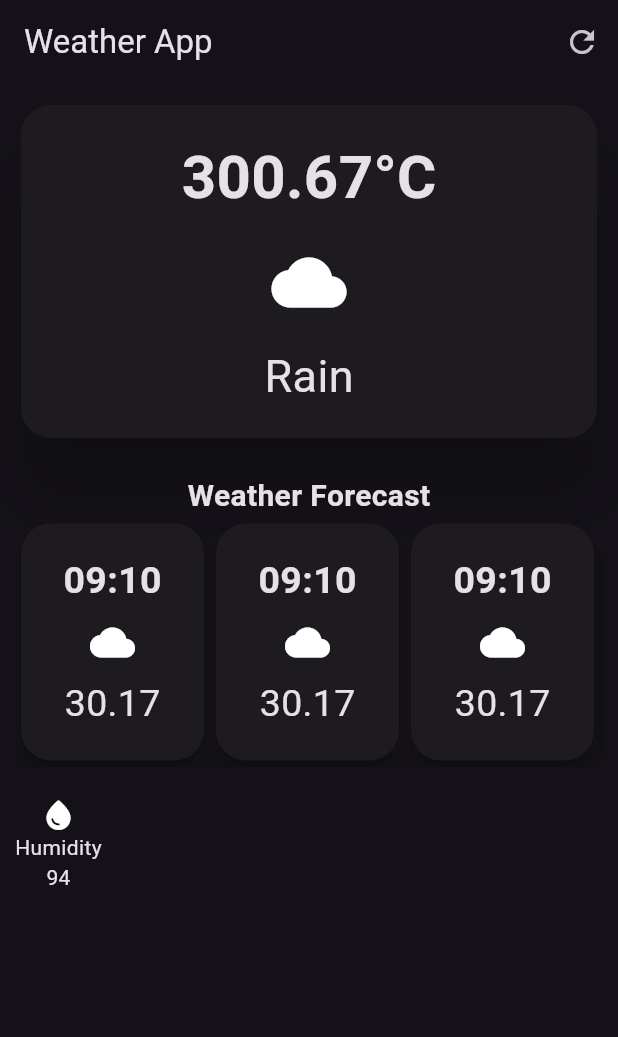
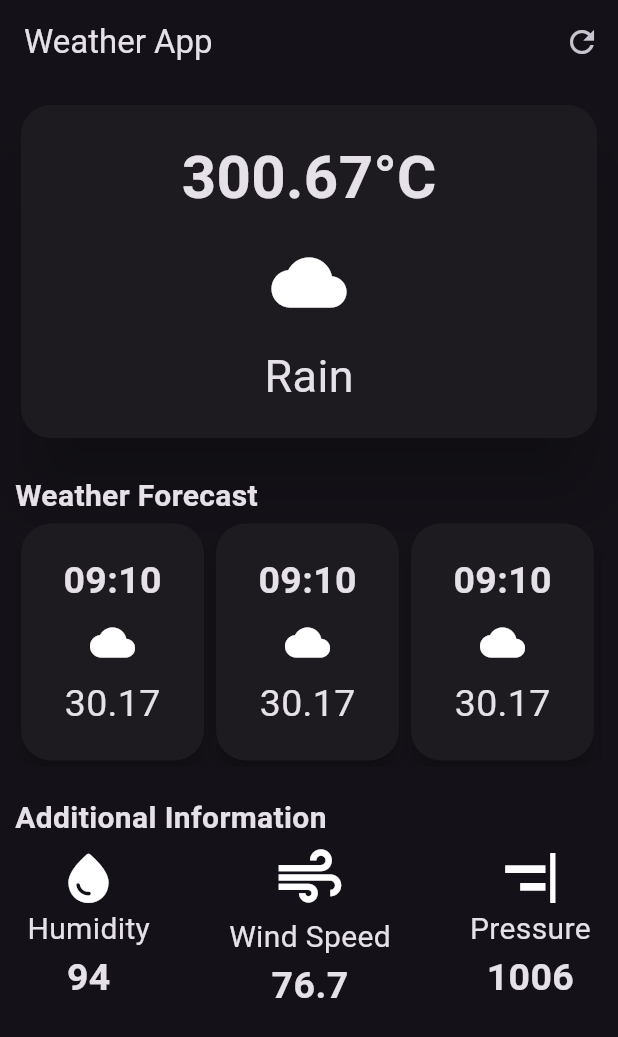
Before and after one commit to pr0f3ss0r/weather_app_flutter, a Flutter app: the screen it shows after launch, on a phone screen of 412 x 824 dp. Shown: the top 1037 px of the screen. Run offline on Flutter 3.47's test engine with Material 3 defaults, Android fonts, the phone set to English and light mode, and no system bars.

Commit message:
refactor hourly forecast

```diff
--- /dev/null
+++ b/lib/hourly_forecast.dart
@@ -0,0 +1,40 @@
+import "package:flutter/material.dart";
+
+class HourlyForecast extends StatelessWidget {
+  const HourlyForecast({super.key});
+
+  @override
+  Widget build(BuildContext context) {
+    return SizedBox(
+      width: 130,
+      child: Card(
+        elevation: 5,
+        shape: RoundedRectangleBorder(borderRadius: BorderRadius.circular(20)),
+        child: const Padding(
+          padding: EdgeInsets.all(20.0),
+          child: Column(children: [
+            Text('09:10',
+                style: TextStyle(
+                  fontSize: 25,
+                  fontWeight: FontWeight.bold,
+                )),
+            SizedBox(
+              height: 8,
+            ),
+            Icon(
+              Icons.cloud,
+              size: 30,
+            ),
+            SizedBox(
+              height: 8,
+            ),
+            Text(
+              '30.17',
+              style: TextStyle(fontSize: 25),
+            )
+          ]),
+        ),
+      ),
+    );
+  }
+}
--- a/lib/weather_screen.dart
+++ b/lib/weather_screen.dart
@@ -1,4 +1,6 @@
 import 'package:flutter/material.dart';
+import 'package:weather_app/hourly_forecast.dart';
+
 
 class WeatherScreen extends StatelessWidget {
   const WeatherScreen({super.key});
@@ -56,12 +58,12 @@ class WeatherScreen extends StatelessWidget {
               height: 20,
             ),
             //weather forecast
+            const Text(
+              'Weather Forecast',
+              style: TextStyle(fontSize: 20, fontWeight: FontWeight.bold),
+            ),
             const Column(
               children: [
-                Text(
-                  'Weather Forecast',
-                  style: TextStyle(fontSize: 20, fontWeight: FontWeight.bold),
-                ),
                 SingleChildScrollView(
                   scrollDirection: Axis.horizontal,
                   child: Row(
@@ -76,20 +78,75 @@ class WeatherScreen extends StatelessWidget {
                 )
               ],
             ),
-            SizedBox(
+            const SizedBox(
               height: 20,
             ),
             //additional information
-            SingleChildScrollView(
-              child: SizedBox(
-                child: Column(
+            const Text(
+              'Additional Information',
+              style: TextStyle(fontSize: 20, fontWeight: FontWeight.bold),
+            ),
+            const Row(
+              mainAxisAlignment: MainAxisAlignment.spaceAround,
+              children: [
+                Column(
                   children: [
-                    Icon(Icons.water_drop_rounded),
-                    Text('Humidity'),
-                    Text('94')
+                    Icon(
+                      Icons.water_drop_rounded,
+                      size: 40,
+                    ),
+                    Text('Humidity',
+                        style: TextStyle(
+                          fontSize: 20,
+                        )),
+                    Text('94',
+                        style: TextStyle(
+                          fontSize: 25,
+                          fontWeight: FontWeight.bold,
+                        ))
                   ],
                 ),
-              ),
+                SizedBox(
+                  width: 20,
+                ),
+                Column(
+                  children: [
+                    Icon(
+                      Icons.air,
+                      size: 50,
+                    ),
+                    Text('Wind Speed',
+                        style: TextStyle(
+                          fontSize: 20,
+                        )),
+                    Text('76.7',
+                        style: TextStyle(
+                          fontSize: 25,
+                          fontWeight: FontWeight.bold,
+                        ))
+                  ],
+                ),
+                SizedBox(
+                  width: 20,
+                ),
+                Column(
+                  children: [
+                    Icon(
+                      Icons.align_horizontal_right_sharp,
+                      size: 40,
+                    ),
+                    Text('Pressure',
+                        style: TextStyle(
+                          fontSize: 20,
+                        )),
+                    Text('1006',
+                        style: TextStyle(
+                          fontSize: 25,
+                          fontWeight: FontWeight.bold,
+                        ))
+                  ],
+                )
+              ],
             )
           ],
         ),
@@ -97,42 +154,3 @@ class WeatherScreen extends StatelessWidget {
     );
   }
 }
-
-class HourlyForecast extends StatelessWidget {
-  const HourlyForecast({super.key});
-
-  @override
-  Widget build(BuildContext context) {
-    return SizedBox(
-      width: 130,
-      child: Card(
-        elevation: 5,
-        shape: RoundedRectangleBorder(borderRadius: BorderRadius.circular(20)),
-        child: const Padding(
-          padding: EdgeInsets.all(20.0),
-          child: Column(children: [
-            Text('09:10',
-                style: TextStyle(
-                  fontSize: 25,
-                  fontWeight: FontWeight.bold,
-                )),
-            SizedBox(
-              height: 8,
-            ),
-            Icon(
-              Icons.cloud,
-              size: 30,
-            ),
-            SizedBox(
-              height: 8,
-            ),
-            Text(
-              '30.17',
-              style: TextStyle(fontSize: 25),
-            )
-          ]),
-        ),
-      ),
-    );
-  }
-}
```
